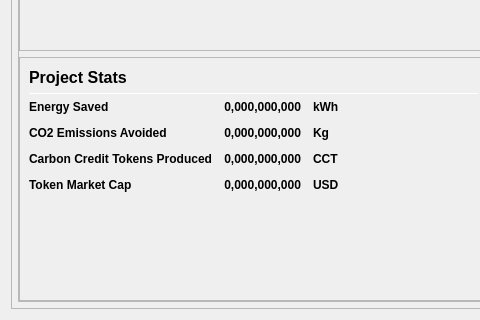
Before: the Qt Designer form src/qt/forms/overviewpage.ui in Carbon-Zero/CarbonZero, drawn with Qt 5; both pictures show x 0 to 480 and y 521 to 841 of the 978 by 841 pixel window.
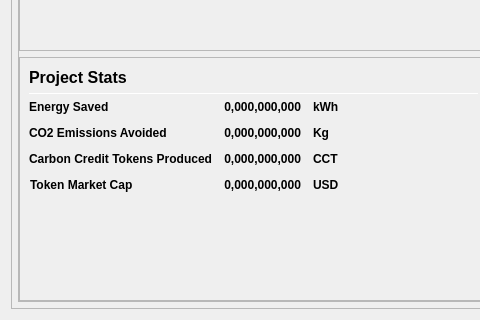
After: the same form once the commit is applied.

What changed in the file:
```diff
--- a/src/qt/forms/overviewpage.ui
+++ b/src/qt/forms/overviewpage.ui
@@ -952,7 +952,7 @@
                           <string>Token Market Cap</string>
                          </property>
                          <property name="indent">
-                          <number>0</number>
+                          <number>1</number>
                          </property>
                         </widget>
                        </item>
```
